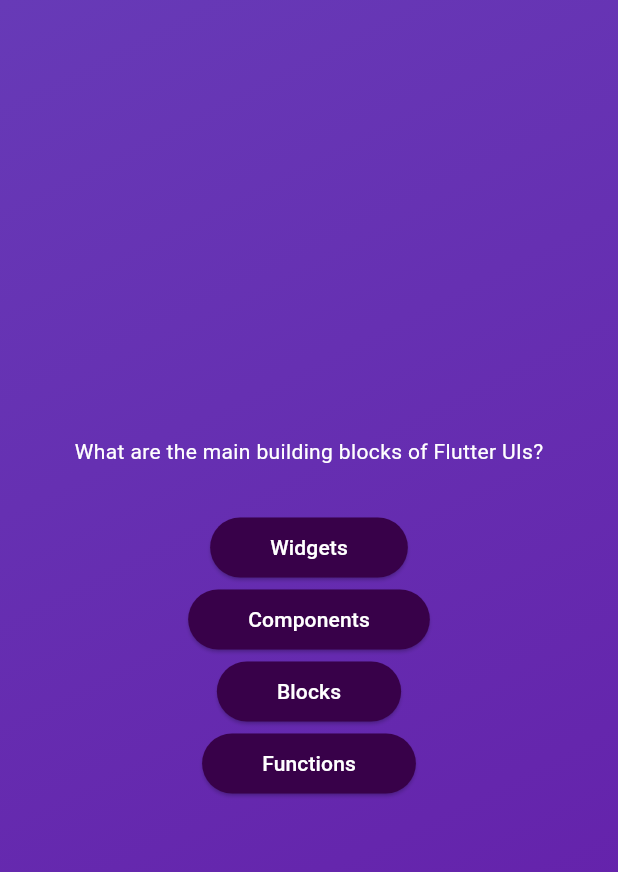
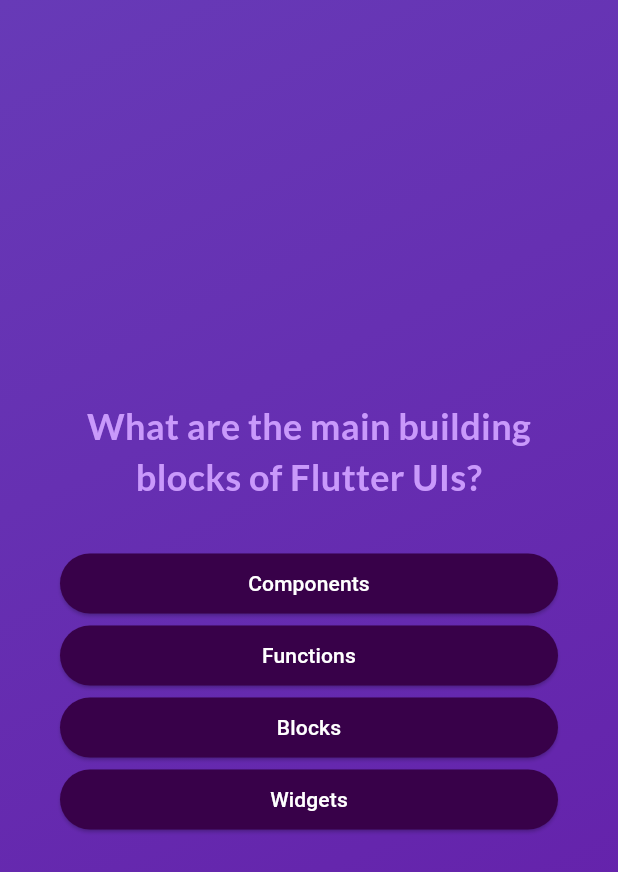
Before and after one commit to Hanzla50/Quiz_App, a Flutter app: the screen it shows after launch, after a tap on "Start Quiz", on a phone screen of 412 x 824 dp. Shown: the top 872 px of the screen. Run offline on Flutter 3.47's test engine with Material 3 defaults, Android fonts, the phone set to English and light mode, and no system bars; our stand-ins replace google_fonts.

Commit message:
all question print and shuffle and using google fonts

```diff
--- a/lib/answer_button.dart
+++ b/lib/answer_button.dart
@@ -16,6 +16,6 @@ class AnswerButton extends StatelessWidget {
             foregroundColor: Colors.white,
             shape: RoundedRectangleBorder(
                 borderRadius: BorderRadius.circular(40))),
-        child: Text(answerText));
+        child: Text(answerText, textAlign: TextAlign.center,));
   }
 }
--- a/lib/models/quiz_questions.dart
+++ b/lib/models/quiz_questions.dart
@@ -3,4 +3,11 @@ class QuizQuestions{
 
   final String text;
   final List<String> answers;
+
+
+  List<String> getShuffledAnswers(){
+    final shuffledList = List.of(answers);
+    shuffledList.shuffle();
+    return shuffledList;
+  }
 }
--- a/lib/question_screen.dart
+++ b/lib/question_screen.dart
@@ -1,6 +1,7 @@
 import 'package:flutter/material.dart';
 import 'package:quiz_app/answer_button.dart';
 import 'package:quiz_app/data/questions.dart';
+import 'package:google_fonts/google_fonts.dart';
 
 class QuestionScreen extends StatefulWidget {
   const QuestionScreen({super.key});
@@ -12,21 +13,40 @@ class QuestionScreen extends StatefulWidget {
 }
 
 class _QuestionScreen extends State<QuestionScreen> {
+
+  var currentQuestionIndex = 0;
+
+  void answerQuestion(){
+    setState(() {
+      currentQuestionIndex++;
+    });
+  }
   @override
   Widget build(context) {
-
-    final currentQuestion = questions[0];
+    final currentQuestion = questions[currentQuestionIndex];
     return SizedBox(
       width: double.infinity,
+      child: Container(
+        padding: const EdgeInsets.all(40),
         child: Column(
           mainAxisAlignment: MainAxisAlignment.center,
+          crossAxisAlignment: CrossAxisAlignment.stretch,
           children: [
-          Text(currentQuestion.text, style: const TextStyle(color: Colors.white),),
+            Text(
+              currentQuestion.text,
+              style: GoogleFonts.lato(
+                color: const Color.fromARGB(255, 201, 153, 251),
+                fontSize: 24,
+                fontWeight: FontWeight.bold
+              ),
+              textAlign: TextAlign.center,
+            ),
             const SizedBox(height: 30),
-          ...currentQuestion.answers.map((answer){
-            return AnswerButton(answerText: answer, onTap: (){});
+            ...currentQuestion.getShuffledAnswers().map((answer) {
+              return AnswerButton(answerText: answer, onTap: answerQuestion);
             })
           ],
+        ),
       ),
     );
   }
--- a/lib/start_screeen.dart
+++ b/lib/start_screeen.dart
@@ -1,5 +1,6 @@
 
 import 'package:flutter/material.dart';
+import 'package:google_fonts/google_fonts.dart';
 
 class StartScreeen extends StatelessWidget {
   const StartScreeen(this.startQuiz, {super.key});
@@ -21,9 +22,9 @@ class StartScreeen extends StatelessWidget {
               color: const Color.fromARGB(150, 255, 255, 255),
             ),
             const SizedBox(height: 50),
-            const Text(
-              'Learn flutter the fun way!',
-              style: TextStyle(color: Colors.white, fontSize: 28),
+            Text(
+              'Question regarding flutter basis!',
+              style: GoogleFonts.lato(color: Colors.white, fontSize: 28),
             ),
             const SizedBox(
               height: 30,
--- a/pubspec.yaml
+++ b/pubspec.yaml
@@ -35,6 +35,7 @@ dependencies:
   # The following adds the Cupertino Icons font to your application.
   # Use with the CupertinoIcons class for iOS style icons.
   cupertino_icons: ^1.0.6
+  google_fonts: ^6.2.1
 
 dev_dependencies:
   flutter_test:
```
Also changed, not shown: pubspec.lock, 1 other file. Lines whose indentation alone changed are shown as unchanged.
